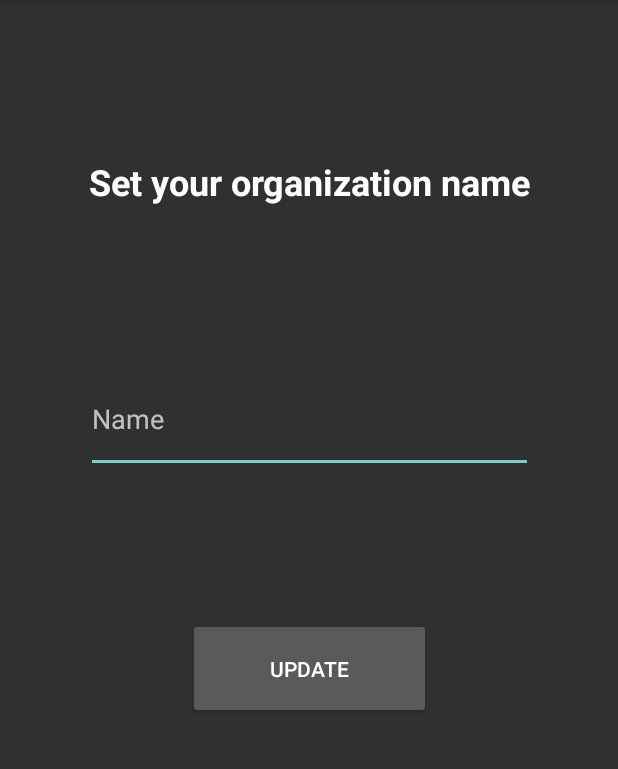
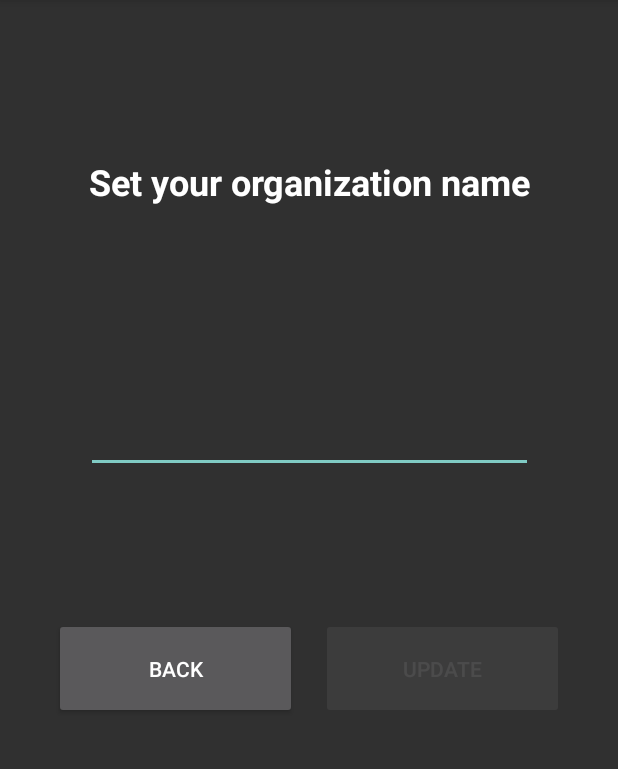
Before and after one commit to samueldegroot/EasyWaive, an Android app: the ChangeOrgActivity screen opened directly, with no data from a screen before it, on a phone screen of 412 x 824 dp, the part 84-853 px from its top. Run offline under Robolectric (Android 15) with nearby library versions, the phone set to English and light mode, and no system bars.

Commit message:
Update button disabled until user types something, added back button

```diff
--- a/app/src/main/java/com/myapp/easywaiver/ChangeOrgActivity.java
+++ b/app/src/main/java/com/myapp/easywaiver/ChangeOrgActivity.java
@@ -5,6 +5,8 @@ import androidx.appcompat.app.AppCompatActivity;
 import android.content.Context;
 import android.content.Intent;
 import android.os.Bundle;
+import android.text.Editable;
+import android.text.TextWatcher;
 import android.view.View;
 import android.widget.Button;
 import android.widget.EditText;
@@ -23,12 +25,41 @@ public class ChangeOrgActivity extends AppCompatActivity {
         setContentView(R.layout.activity_change_org);
         String org = getIntent().getStringExtra("org");
         EditText editText = findViewById(R.id.org_tv);
-        editText.setText(org);
+        editText.setHint(org);
         Button org_button = findViewById(R.id.org_button);
+        Button back_button = findViewById(R.id.back_button);
         Toolbar myToolbar = findViewById(R.id.org_toolbar);
         setActionBar(myToolbar);
 
-        //onclick
+        //enable update button after user types something
+        editText.addTextChangedListener(new TextWatcher() {
+            @Override
+            public void beforeTextChanged(CharSequence s, int start, int count, int after) {
+                //do nothing
+            }
+
+            @Override
+            public void onTextChanged(CharSequence s, int start, int before, int count) {
+                org_button.setEnabled(true);
+                org_button.setAlpha(1);
+            }
+
+            @Override
+            public void afterTextChanged(Editable s) {
+                //do nothing
+            }
+        });
+
+        //back to home without updating
+        back_button.setOnClickListener(new View.OnClickListener() {
+            @Override
+            public void onClick(View v) {
+                Intent myIntent = new Intent(ChangeOrgActivity.this, HomeActivity.class);
+                ChangeOrgActivity.this.startActivity(myIntent);
+            }
+        });
+
+        //store input into organization.txt in internal storage
         org_button.setOnClickListener(new View.OnClickListener() {
             @Override
             public void onClick(View view) {
--- a/app/src/main/res/layout/activity_change_org.xml
+++ b/app/src/main/res/layout/activity_change_org.xml
@@ -46,9 +46,9 @@
         android:layout_height="wrap_content"
         android:layout_centerHorizontal="true"
         android:ems="10"
+        android:hint="Organization Name"
         android:inputType="textPersonName"
         android:paddingVertical="24dp"
-        android:hint="Name"
         app:layout_constraintBottom_toTopOf="@id/org_button"
         app:layout_constraintEnd_toEndOf="parent"
         app:layout_constraintStart_toStartOf="parent"
@@ -58,14 +58,32 @@
         android:id="@+id/org_button"
         android:layout_width="162dp"
         android:layout_height="wrap_content"
+        android:layout_marginHorizontal="8dp"
         android:layout_weight="1"
-        android:enabled="true"
+        android:alpha="0.3"
+        android:enabled="false"
         android:paddingVertical="24dp"
         android:text="@string/org"
         app:layout_constraintBottom_toTopOf="@id/guideline5"
         app:layout_constraintEnd_toEndOf="parent"
+        app:layout_constraintStart_toEndOf="@id/back_button"
+        app:layout_constraintTop_toBottomOf="@id/org_tv" />
+
+    <Button
+        android:id="@+id/back_button"
+        android:layout_width="162dp"
+        android:layout_height="wrap_content"
+        android:layout_marginHorizontal="8dp"
+        android:layout_weight="1"
+        android:enabled="true"
+        android:paddingVertical="24dp"
+        android:text="Back"
+        app:layout_constraintBottom_toTopOf="@id/guideline5"
+        app:layout_constraintEnd_toStartOf="@id/org_button"
+        app:layout_constraintHorizontal_chainStyle="packed"
         app:layout_constraintStart_toStartOf="parent"
-        app:layout_constraintTop_toBottomOf="@id/org_tv" />
+        app:layout_constraintTop_toBottomOf="@id/org_tv"
+        app:layout_constraintVertical_bias="1.0" />
 
     <androidx.constraintlayout.widget.Guideline
         android:id="@+id/guideline5"
```
